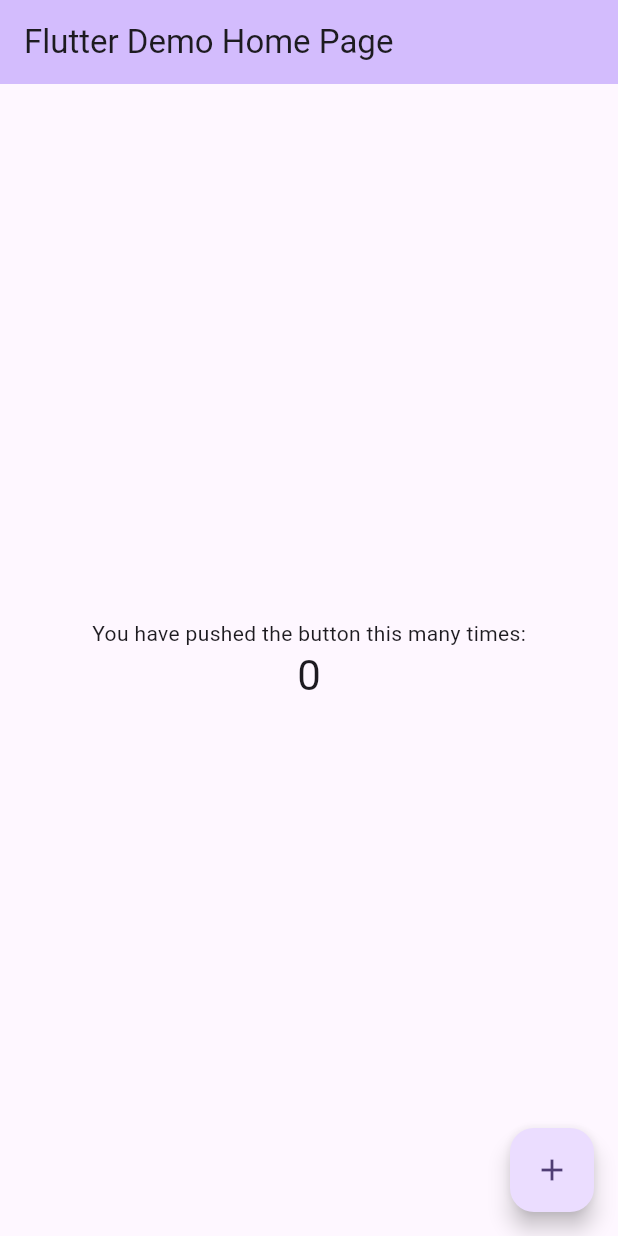
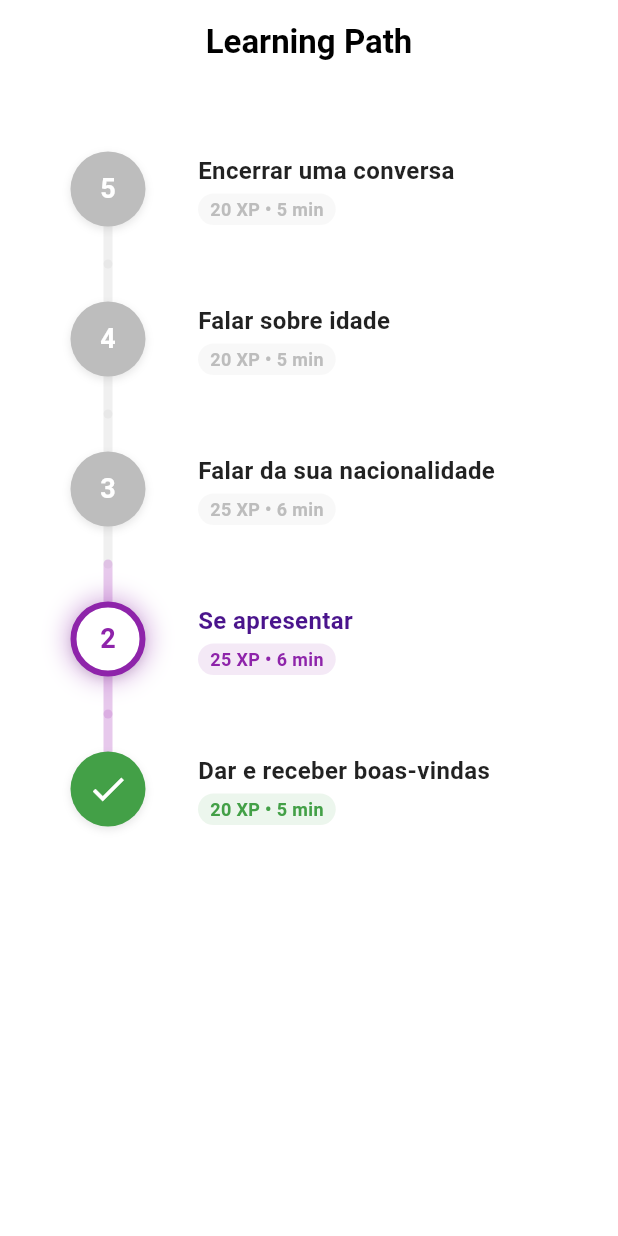
Before and after one commit to leonardobenedeti/learning-path, a Flutter app: the screen it shows after launch, on a phone screen of 412 x 824 dp. Run offline on Flutter 3.47's test engine with Material 3 defaults, Android fonts, the phone set to English and light mode, and no system bars; our stand-ins replace dartz, equatable, flutter_riverpod, riverpod_annotation; generated files the repository leaves out were written again.

Commit message:
add path screen with lessons and status

```diff
--- a/lib/features/learning_path/data/models/lesson_model.dart
+++ b/lib/features/learning_path/data/models/lesson_model.dart
@@ -1,4 +1,5 @@
 import '../../domain/entities/lesson_entity.dart';
+import '../../domain/entities/lesson_status.dart';
 import 'task_model.dart';
 
 class LessonModel extends LessonEntity {
@@ -17,7 +18,7 @@ class LessonModel extends LessonEntity {
       id: json['id'],
       title: json['title'],
       position: json['position'],
-      status: json['status'],
+      status: LessonStatus.fromString(json['status']),
       xp: json['xp'],
       estimatedMinutes: json['estimatedMinutes'],
       tasks: (json['tasks'] as List)
@@ -31,7 +32,7 @@ class LessonModel extends LessonEntity {
       'id': id,
       'title': title,
       'position': position,
-      'status': status,
+      'status': status.name,
       'xp': xp,
       'estimatedMinutes': estimatedMinutes,
       'tasks': tasks.map((task) => (task as TaskModel).toJson()).toList(),
--- a/lib/features/learning_path/domain/entities/lesson_entity.dart
+++ b/lib/features/learning_path/domain/entities/lesson_entity.dart
@@ -1,12 +1,13 @@
 import 'package:equatable/equatable.dart';
 
+import 'lesson_status.dart';
 import 'task_entity.dart';
 
 class LessonEntity extends Equatable {
   final String id;
   final String title;
   final int position;
-  final String status;
+  final LessonStatus status;
   final int xp;
   final int estimatedMinutes;
   final List<TaskEntity> tasks;
--- /dev/null
+++ b/lib/features/learning_path/domain/entities/lesson_status.dart
@@ -0,0 +1,16 @@
+enum LessonStatus {
+  completed,
+  current,
+  locked;
+
+  bool get isCompleted => this == LessonStatus.completed;
+  bool get isCurrent => this == LessonStatus.current;
+  bool get isLocked => this == LessonStatus.locked;
+
+  static LessonStatus fromString(String status) {
+    return LessonStatus.values.firstWhere(
+      (e) => e.name == status,
+      orElse: () => LessonStatus.locked,
+    );
+  }
+}
--- /dev/null
+++ b/lib/features/learning_path/presentation/providers/path_notifier.dart
@@ -0,0 +1,20 @@
+import 'package:riverpod_annotation/riverpod_annotation.dart';
+
+import '../../domain/entities/path_entity.dart';
+import 'presentation_providers.dart';
+
+part 'path_notifier.g.dart';
+
+@riverpod
+class PathNotifier extends _$PathNotifier {
+  @override
+  FutureOr<PathEntity> build() async {
+    final useCase = ref.watch(getLearningPathUseCaseProvider);
+    final result = await useCase.execute();
+
+    return result.fold(
+      (failure) => throw Exception('Failed to load path'),
+      (path) => path,
+    );
+  }
+}
--- /dev/null
+++ b/lib/features/learning_path/presentation/providers/presentation_providers.dart
@@ -0,0 +1,25 @@
+import 'package:riverpod_annotation/riverpod_annotation.dart';
+
+import '../../data/datasources/learning_path_local_data_source.dart';
+import '../../data/repositories/learning_path_repository_impl.dart';
+import '../../domain/repositories/learning_path_repository.dart';
+import '../../domain/usecases/get_learning_path_usecase.dart';
+
+part 'presentation_providers.g.dart';
+
+@riverpod
+LearningPathLocalDataSource learningPathLocalDataSource(Ref ref) {
+  return LearningPathLocalDataSourceImpl();
+}
+
+@riverpod
+LearningPathRepository learningPathRepository(Ref ref) {
+  final localDataSource = ref.watch(learningPathLocalDataSourceProvider);
+  return LearningPathRepositoryImpl(localDataSource: localDataSource);
+}
+
+@riverpod
+GetLearningPathUseCase getLearningPathUseCase(Ref ref) {
+  final repository = ref.watch(learningPathRepositoryProvider);
+  return GetLearningPathUseCase(repository);
+}
--- /dev/null
+++ b/lib/features/learning_path/presentation/screens/path_screen.dart
@@ -0,0 +1,51 @@
+import 'package:flutter/material.dart';
+import 'package:flutter_riverpod/flutter_riverpod.dart';
+
+import '../providers/path_notifier.dart';
+import '../widgets/lesson_node.dart';
+
+class PathScreen extends ConsumerWidget {
+  const PathScreen({super.key});
+
+  @override
+  Widget build(BuildContext context, WidgetRef ref) {
+    final pathAsync = ref.watch(pathProvider);
+
+    return Scaffold(
+      backgroundColor: Colors.white,
+      appBar: AppBar(
+        title: const Text(
+          'Learning Path',
+          style: TextStyle(fontWeight: FontWeight.bold),
+        ),
+        elevation: 0,
+        backgroundColor: Colors.white,
+        foregroundColor: Colors.black,
+        centerTitle: true,
+      ),
+      body: pathAsync.when(
+        data: (path) {
+          final lessons = path.lessons.reversed.toList();
+
+          return ListView.builder(
+            padding: const EdgeInsets.symmetric(vertical: 20),
+            itemCount: lessons.length,
+            itemBuilder: (context, index) {
+              final lesson = lessons[index];
+              return LessonNode(
+                lesson: lesson,
+                hasLineAbove: index > 0,
+                hasLineBelow: index < lessons.length - 1,
+                onTap: () {
+                  // TODO(leo): Navigate to tasks
+                },
+              );
+            },
+          );
+        },
+        loading: () => const Center(child: CircularProgressIndicator()),
+        error: (err, stack) => Center(child: Text('Error: $err')),
+      ),
+    );
+  }
+}
--- /dev/null
+++ b/lib/features/learning_path/presentation/widgets/lesson_node.dart
@@ -0,0 +1,136 @@
+import 'package:flutter/material.dart';
+
+import '../../domain/entities/lesson_entity.dart';
+import 'path_line_painter.dart';
+
+class LessonNode extends StatelessWidget {
+  final LessonEntity lesson;
+  final bool hasLineAbove;
+  final bool hasLineBelow;
+  final VoidCallback onTap;
+
+  const LessonNode({
+    super.key,
+    required this.lesson,
+    required this.hasLineAbove,
+    required this.hasLineBelow,
+    required this.onTap,
+  });
+
+  @override
+  Widget build(BuildContext context) {
+    final bool isCompleted = lesson.status.isCompleted;
+    final bool isCurrent = lesson.status.isCurrent;
+
+    final Color nodeColor = isCompleted
+        ? Colors.green.shade600
+        : (isCurrent ? Colors.purple.shade600 : Colors.grey.shade400);
+
+    return InkWell(
+      onTap: onTap,
+      child: Container(
+        height: 100,
+        width: double.infinity,
+        padding: const EdgeInsets.symmetric(horizontal: 32),
+        child: Row(
+          children: [
+            SizedBox(
+              width: 80,
+              child: CustomPaint(
+                painter: PathLinePainter(
+                  hasLineAbove: hasLineAbove,
+                  hasLineBelow: hasLineBelow,
+                  color: isCompleted || isCurrent
+                      ? Colors.purple.shade200
+                      : Colors.grey.shade300,
+                ),
+                child: Center(
+                  child: Container(
+                    width: 50,
+                    height: 50,
+                    decoration: BoxDecoration(
+                      color: isCurrent ? Colors.white : nodeColor,
+                      shape: BoxShape.circle,
+                      border: isCurrent
+                          ? Border.all(color: nodeColor, width: 4)
+                          : null,
+                      boxShadow: [
+                        if (isCurrent)
+                          BoxShadow(
+                            color: nodeColor.withValues(alpha: 0.3),
+                            blurRadius: 12,
+                            spreadRadius: 4,
+                          ),
+                        BoxShadow(
+                          color: Colors.black.withValues(alpha: 0.1),
+                          blurRadius: 4,
+                          offset: const Offset(0, 2),
+                        ),
+                      ],
+                    ),
+                    child: Center(
+                      child: isCompleted
+                          ? const Icon(
+                              Icons.check,
+                              color: Colors.white,
+                              size: 28,
+                            )
+                          : Text(
+                              '${lesson.position}',
+                              style: TextStyle(
+                                color: isCurrent ? nodeColor : Colors.white,
+                                fontWeight: FontWeight.bold,
+                                fontSize: 18,
+                              ),
+                            ),
+                    ),
+                  ),
+                ),
+              ),
+            ),
+            const SizedBox(width: 20),
+            Expanded(
+              child: Column(
+                mainAxisAlignment: MainAxisAlignment.center,
+                crossAxisAlignment: CrossAxisAlignment.start,
+                children: [
+                  Text(
+                    lesson.title,
+                    maxLines: 2,
+                    overflow: TextOverflow.ellipsis,
+                    style: TextStyle(
+                      fontSize: 16,
+                      fontWeight: isCurrent ? FontWeight.bold : FontWeight.w600,
+                      color: isCurrent
+                          ? Colors.purple.shade900
+                          : Colors.black87,
+                    ),
+                  ),
+                  const SizedBox(height: 4),
+                  Container(
+                    padding: const EdgeInsets.symmetric(
+                      horizontal: 8,
+                      vertical: 2,
+                    ),
+                    decoration: BoxDecoration(
+                      color: nodeColor.withValues(alpha: 0.1),
+                      borderRadius: BorderRadius.circular(12),
+                    ),
+                    child: Text(
+                      '${lesson.xp} XP • ${lesson.estimatedMinutes} min',
+                      style: TextStyle(
+                        color: nodeColor,
+                        fontSize: 12,
+                        fontWeight: FontWeight.bold,
+                      ),
+                    ),
+                  ),
+                ],
+              ),
+            ),
+          ],
+        ),
+      ),
+    );
+  }
+}
--- /dev/null
+++ b/lib/features/learning_path/presentation/widgets/path_line_painter.dart
@@ -0,0 +1,39 @@
+import 'package:flutter/material.dart';
+
+class PathLinePainter extends CustomPainter {
+  final bool hasLineAbove;
+  final bool hasLineBelow;
+  final Color color;
+
+  PathLinePainter({
+    required this.hasLineAbove,
+    required this.hasLineBelow,
+    required this.color,
+  });
+
+  @override
+  void paint(Canvas canvas, Size size) {
+    final paint = Paint()
+      ..color = color.withValues(alpha: 0.5)
+      ..strokeWidth = 6
+      ..strokeCap = StrokeCap.round;
+
+    final startX = size.width / 2;
+    final centerY = size.height / 2;
+
+    if (hasLineAbove) {
+      canvas.drawLine(Offset(startX, 0), Offset(startX, centerY), paint);
+    }
+
+    if (hasLineBelow) {
+      canvas.drawLine(
+        Offset(startX, centerY),
+        Offset(startX, size.height),
+        paint,
+      );
+    }
+  }
+
+  @override
+  bool shouldRepaint(covariant CustomPainter oldDelegate) => false;
+}
--- a/lib/main.dart
+++ b/lib/main.dart
@@ -1,122 +1,25 @@
 import 'package:flutter/material.dart';
+import 'package:flutter_riverpod/flutter_riverpod.dart';
+
+import 'features/learning_path/presentation/screens/path_screen.dart';
 
 void main() {
-  runApp(const MyApp());
+  runApp(const ProviderScope(child: MyApp()));
 }
 
 class MyApp extends StatelessWidget {
   const MyApp({super.key});
 
-  // This widget is the root of your application.
   @override
   Widget build(BuildContext context) {
     return MaterialApp(
-      title: 'Flutter Demo',
+      title: 'Learning Path',
+      debugShowCheckedModeBanner: false,
       theme: ThemeData(
-        // This is the theme of your application.
-        //
-        // TRY THIS: Try running your application with "flutter run". You'll see
-        // the application has a purple toolbar. Then, without quitting the app,
-        // try changing the seedColor in the colorScheme below to Colors.green
-        // and then invoke "hot reload" (save your changes or press the "hot
-        // reload" button in a Flutter-supported IDE, or press "r" if you used
-        // the command line to start the app).
-        //
-        // Notice that the counter didn't reset back to zero; the application
-        // state is not lost during the reload. To reset the state, use hot
-        // restart instead.
-        //
-        // This works for code too, not just values: Most code changes can be
-        // tested with just a hot reload.
-        colorScheme: ColorScheme.fromSeed(seedColor: Colors.deepPurple),
+        colorScheme: ColorScheme.fromSeed(seedColor: Colors.purple),
+        useMaterial3: true,
       ),
-      home: const MyHomePage(title: 'Flutter Demo Home Page'),
+      home: const PathScreen(),
     );
   }
 }
-
-class MyHomePage extends StatefulWidget {
-  const MyHomePage({super.key, required this.title});
-
-  // This widget is the home page of your application. It is stateful, meaning
-  // that it has a State object (defined below) that contains fields that affect
-  // how it looks.
-
-  // This class is the configuration for the state. It holds the values (in this
-  // case the title) provided by the parent (in this case the App widget) and
-  // used by the build method of the State. Fields in a Widget subclass are
-  // always marked "final".
-
-  final String title;
-
-  @override
-  State<MyHomePage> createState() => _MyHomePageState();
-}
-
-class _MyHomePageState extends State<MyHomePage> {
-  int _counter = 0;
-
-  void _incrementCounter() {
-    setState(() {
-      // This call to setState tells the Flutter framework that something has
-      // changed in this State, which causes it to rerun the build method below
-      // so that the display can reflect the updated values. If we changed
-      // _counter without calling setState(), then the build method would not be
-      // called again, and so nothing would appear to happen.
-      _counter++;
-    });
-  }
-
-  @override
-  Widget build(BuildContext context) {
-    // This method is rerun every time setState is called, for instance as done
-    // by the _incrementCounter method above.
-    //
-    // The Flutter framework has been optimized to make rerunning build methods
-    // fast, so that you can just rebuild anything that needs updating rather
-    // than having to individually change instances of widgets.
-    return Scaffold(
-      appBar: AppBar(
-        // TRY THIS: Try changing the color here to a specific color (to
-        // Colors.amber, perhaps?) and trigger a hot reload to see the AppBar
-        // change color while the other colors stay the same.
-        backgroundColor: Theme.of(context).colorScheme.inversePrimary,
-        // Here we take the value from the MyHomePage object that was created by
-        // the App.build method, and use it to set our appbar title.
-        title: Text(widget.title),
-      ),
-      body: Center(
-        // Center is a layout widget. It takes a single child and positions it
-        // in the middle of the parent.
-        child: Column(
-          // Column is also a layout widget. It takes a list of children and
-          // arranges them vertically. By default, it sizes itself to fit its
-          // children horizontally, and tries to be as tall as its parent.
-          //
-          // Column has various properties to control how it sizes itself and
-          // how it positions its children. Here we use mainAxisAlignment to
-          // center the children vertically; the main axis here is the vertical
-          // axis because Columns are vertical (the cross axis would be
-          // horizontal).
-          //
-          // TRY THIS: Invoke "debug painting" (choose the "Toggle Debug Paint"
-          // action in the IDE, or press "p" in the console), to see the
-          // wireframe for each widget.
-          mainAxisAlignment: MainAxisAlignment.center,
-          children: <Widget>[
-            const Text('You have pushed the button this many times:'),
-            Text(
-              '$_counter',
-              style: Theme.of(context).textTheme.headlineMedium,
-            ),
-          ],
-        ),
-      ),
-      floatingActionButton: FloatingActionButton(
-        onPressed: _incrementCounter,
-        tooltip: 'Increment',
-        child: const Icon(Icons.add),
-      ), // This trailing comma makes auto-formatting nicer for build methods.
-    );
-  }
-}
--- a/lib/path_response.dart
+++ b/lib/path_response.dart
@@ -2,7 +2,8 @@ final pathResponse = {
   "path": {
     "id": "path_1",
     "name": "Primeiros passos em inglês",
-        "description": "Uma trilha para você começar a se apresentar, cumprimentar e falar um pouco sobre você.",
+    "description":
+        "Uma trilha para você começar a se apresentar, cumprimentar e falar um pouco sobre você.",
     "lessons": [
       {
         "id": "lesson_1",
@@ -16,21 +17,21 @@ final pathResponse = {
             "id": "task_1",
             "title": "Ouça e repita: Hello!",
             "type": "listen_repeat",
-                        "estimatedSeconds": 60
+            "estimatedSeconds": 60,
           },
           {
             "id": "task_2",
             "title": "Escolha a opção correta para 'Welcome!'",
             "type": "multiple_choice",
-                        "estimatedSeconds": 90
+            "estimatedSeconds": 90,
           },
           {
             "id": "task_3",
             "title": "Complete as frases de boas-vindas",
             "type": "fill_in_the_blanks",
-                        "estimatedSeconds": 120
-                    }
-                ]
+            "estimatedSeconds": 120,
+          },
+        ],
       },
       {
         "id": "lesson_2",
@@ -44,21 +45,21 @@ final pathResponse = {
             "id": "task_4",
             "title": "Ouça e repita: My name is...",
             "type": "listen_repeat",
-                        "estimatedSeconds": 60
+            "estimatedSeconds": 60,
           },
           {
             "id": "task_5",
             "title": "Monte a frase para se apresentar",
             "type": "ordering",
-                        "estimatedSeconds": 90
+            "estimatedSeconds": 90,
           },
           {
             "id": "task_6",
             "title": "Role-play: se apresente para um local",
             "type": "role_play",
-                        "estimatedSeconds": 150
-                    }
-                ]
+            "estimatedSeconds": 150,
+          },
+        ],
       },
       {
         "id": "lesson_3",
@@ -72,21 +73,21 @@ final pathResponse = {
             "id": "task_7",
             "title": "Ouça e repita: I am Brazilian",
             "type": "listen_repeat",
-                        "estimatedSeconds": 60
+            "estimatedSeconds": 60,
           },
           {
             "id": "task_8",
             "title": "Complete: I am from...",
             "type": "fill_in_the_blanks",
-                        "estimatedSeconds": 120
+            "estimatedSeconds": 120,
           },
           {
             "id": "task_9",
             "title": "Escolha a nacionalidade correta",
             "type": "multiple_choice",
-                        "estimatedSeconds": 90
-                    }
-                ]
+            "estimatedSeconds": 90,
+          },
+        ],
       },
       {
         "id": "lesson_4",
@@ -100,15 +101,15 @@ final pathResponse = {
             "id": "task_10",
             "title": "Ouça e repita: I am 30 years old",
             "type": "listen_repeat",
-                        "estimatedSeconds": 60
+            "estimatedSeconds": 60,
           },
           {
             "id": "task_11",
             "title": "Monte a frase com a idade correta",
             "type": "ordering",
-                        "estimatedSeconds": 90
-                    }
-                ]
+            "estimatedSeconds": 90,
+          },
+        ],
       },
       {
         "id": "lesson_5",
@@ -122,22 +123,22 @@ final pathResponse = {
             "id": "task_12",
             "title": "Ouça e repita: Nice to meet you!",
             "type": "listen_repeat",
-                        "estimatedSeconds": 60
+            "estimatedSeconds": 60,
           },
           {
             "id": "task_13",
             "title": "Escolha a melhor forma de se despedir",
             "type": "multiple_choice",
-                        "estimatedSeconds": 90
+            "estimatedSeconds": 90,
           },
           {
             "id": "task_14",
             "title": "Role-play: encerrando uma conversa",
             "type": "role_play",
-                        "estimatedSeconds": 150
-                    }
-                ]
-            }
-        ]
-    }
+            "estimatedSeconds": 150,
+          },
+        ],
+      },
+    ],
+  },
 };
```
Also changed, not shown: pubspec.yaml (+8 -71 lines), lib/features/learning_path/presentation/providers/path_notifier.g.dart (added), lib/features/learning_path/presentation/providers/presentation_providers.g.dart (added), pubspec.lock. Lines whose indentation alone changed are shown as unchanged.
